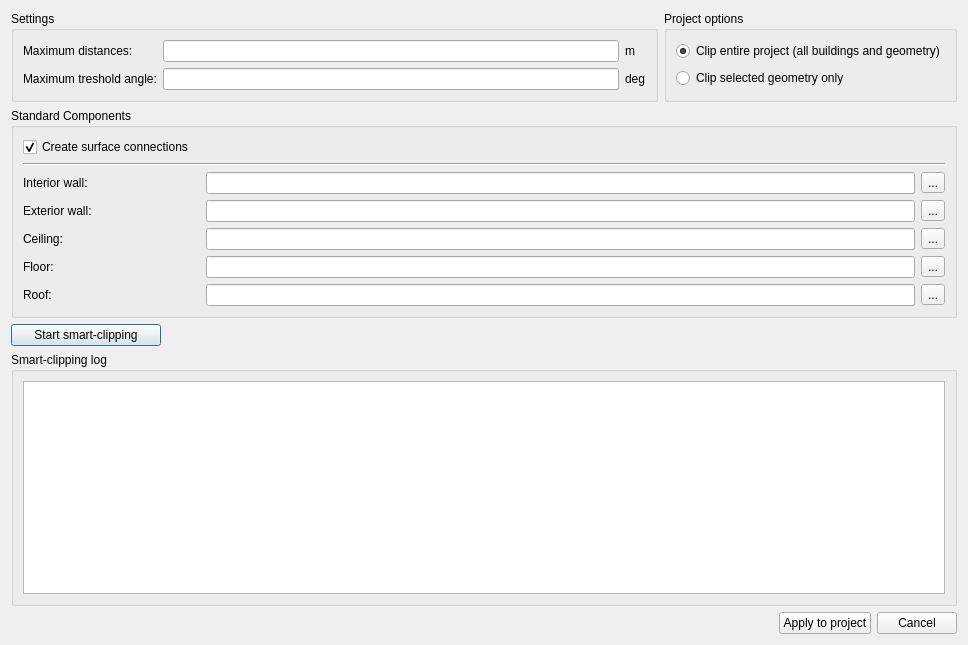
Above: SIM-VICUS/src/SVSmartIntersectionDialog.ui from Brockaaa/SIM-VICUS before the change. Below: the same form after it.
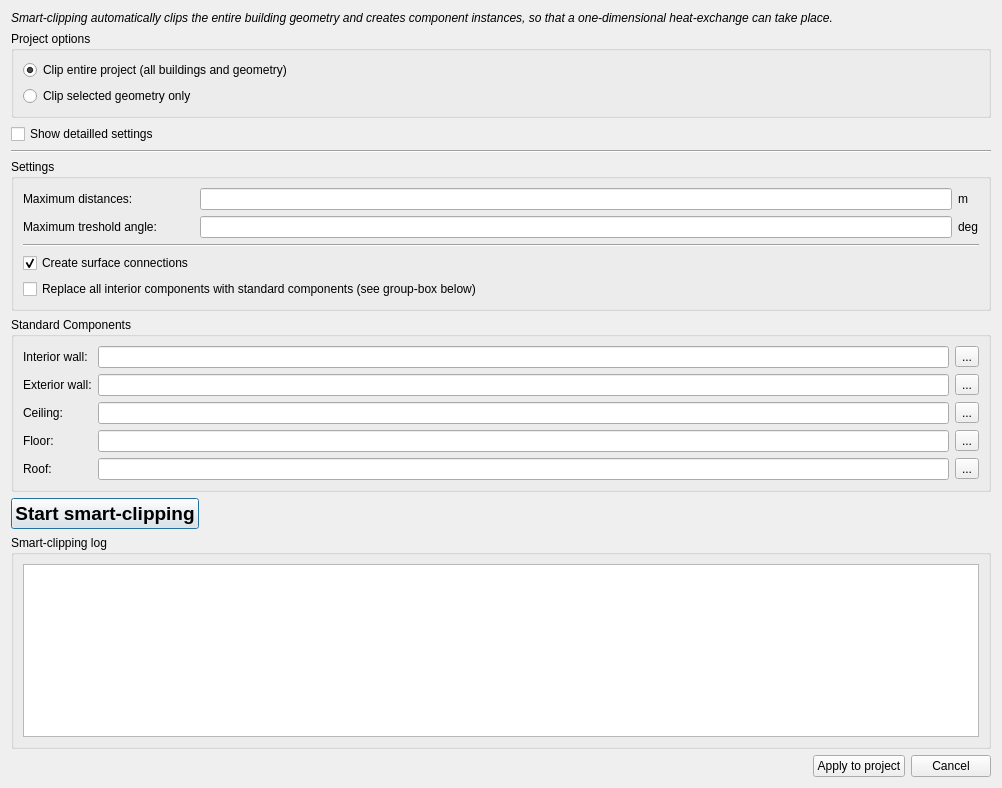
That is the form after the change. Icons and pictures are not drawn. Custom widgets are drawn as their Qt base class.

Commit message:
Merge remote-tracking branch 'origin/master' into feature/Feature-SubNetworkEditDialog
# Conflicts:
#	SIM-VICUS/projects/Qt/SIM-VICUS.pro
#	SIM-VICUS/projects/Qt/debug/qrc_shaders.cpp
#	SIM-VICUS/src/SVDBNetworkControllerEditWidget.cpp
#	SIM-VICUS/src/SVDBSubNetworkEditWidget.cpp
#	SIM-VICUS/src/SVMainWindow.ui
#	externals/Vicus/projects/Qt/Vicus.pro

```diff
--- a/SIM-VICUS/src/SVSmartIntersectionDialog.ui
+++ b/SIM-VICUS/src/SVSmartIntersectionDialog.ui
@@ -6,25 +6,84 @@
    <rect>
     <x>0</x>
     <y>0</y>
-    <width>968</width>
-    <height>645</height>
+    <width>1002</width>
+    <height>788</height>
    </rect>
   </property>
   <property name="windowTitle">
    <string>Smart-clipping settings</string>
   </property>
-  <layout class="QVBoxLayout" name="verticalLayout_2" stretch="0,0,0,1,0">
+  <layout class="QVBoxLayout" name="verticalLayout_2" stretch="0,0,0,0,0,0,0,1,0">
    <item>
-    <layout class="QHBoxLayout" name="horizontalLayout">
+    <widget class="QLabel" name="label_8">
+     <property name="font">
+      <font>
+       <italic>true</italic>
+      </font>
+     </property>
+     <property name="text">
+      <string>Smart-clipping automatically clips the entire building geometry and creates component instances, so that a one-dimensional heat-exchange can take place.</string>
+     </property>
+     <property name="wordWrap">
+      <bool>true</bool>
+     </property>
+    </widget>
+   </item>
      <item>
-      <widget class="QGroupBox" name="groupBoxConnectSurfaces">
+    <widget class="QGroupBox" name="groupBoxProjectSelection">
+     <property name="title">
+      <string>Project options</string>
+     </property>
+     <layout class="QGridLayout" name="gridLayout_3">
+      <item row="0" column="0">
+       <widget class="QRadioButton" name="radioButtonEntireProject">
+        <property name="text">
+         <string>Clip entire project (all buildings and geometry)</string>
+        </property>
+        <property name="checked">
+         <bool>true</bool>
+        </property>
+       </widget>
+      </item>
+      <item row="1" column="0">
+       <widget class="QRadioButton" name="radioButtonSelectedGeometry">
+        <property name="text">
+         <string>Clip selected geometry only</string>
+        </property>
+        <property name="checked">
+         <bool>false</bool>
+        </property>
+       </widget>
+      </item>
+     </layout>
+    </widget>
+   </item>
+   <item>
+    <widget class="QCheckBox" name="checkBoxDetailledSettings">
+     <property name="text">
+      <string>Show detailled settings</string>
+     </property>
+    </widget>
+   </item>
+   <item>
+    <widget class="Line" name="line_2">
+     <property name="orientation">
+      <enum>Qt::Horizontal</enum>
+     </property>
+    </widget>
+   </item>
+   <item>
+    <widget class="QGroupBox" name="groupBoxDetailled">
        <property name="title">
         <string>Settings</string>
        </property>
+     <property name="flat">
+      <bool>true</bool>
+     </property>
+     <property name="checkable">
+      <bool>false</bool>
+     </property>
        <layout class="QGridLayout" name="gridLayout_2">
-        <item row="0" column="1">
-         <widget class="QtExt::ValidatingLineEdit" name="lineEditConnectSurfacesMaxDistance"/>
-        </item>
         <item row="0" column="0">
          <widget class="QLabel" name="label_9">
           <property name="text">
@@ -32,22 +91,8 @@
           </property>
          </widget>
         </item>
-        <item row="1" column="2">
-         <widget class="QLabel" name="label_2">
-          <property name="text">
-           <string>deg</string>
-          </property>
-         </widget>
-        </item>
-        <item row="1" column="1">
-         <widget class="QtExt::ValidatingLineEdit" name="lineEditConnectSurfacesMaxAngle"/>
-        </item>
-        <item row="1" column="0">
-         <widget class="QLabel" name="label_10">
-          <property name="text">
-           <string>Maximum treshold angle:</string>
-          </property>
-         </widget>
+      <item row="0" column="1">
+       <widget class="QtExt::ValidatingLineEdit" name="lineEditConnectSurfacesMaxDistance"/>
         </item>
         <item row="0" column="2">
          <widget class="QLabel" name="label">
@@ -56,88 +101,56 @@
           </property>
          </widget>
         </item>
-       </layout>
-      </widget>
-     </item>
-     <item>
-      <widget class="QGroupBox" name="groupBoxProjectSelection">
-       <property name="title">
-        <string>Project options</string>
-       </property>
-       <layout class="QGridLayout" name="gridLayout_3">
         <item row="1" column="0">
-         <widget class="QRadioButton" name="radioButtonSelectedGeometry">
+       <widget class="QLabel" name="label_10">
           <property name="text">
-           <string>Clip selected geometry only</string>
-          </property>
-          <property name="checked">
-           <bool>false</bool>
+         <string>Maximum treshold angle:</string>
+        </property>
+       </widget>
+      </item>
+      <item row="1" column="1">
+       <widget class="QtExt::ValidatingLineEdit" name="lineEditConnectSurfacesMaxAngle"/>
+      </item>
+      <item row="1" column="2">
+       <widget class="QLabel" name="label_2">
+        <property name="text">
+         <string>deg</string>
           </property>
          </widget>
         </item>
-        <item row="0" column="0">
-         <widget class="QRadioButton" name="radioButtonEntireProject">
+      <item row="2" column="0" colspan="3">
+       <widget class="Line" name="line">
+        <property name="orientation">
+         <enum>Qt::Horizontal</enum>
+        </property>
+       </widget>
+      </item>
+      <item row="3" column="0">
+       <widget class="QCheckBox" name="checkBoxCreateComp">
           <property name="text">
-           <string>Clip entire project (all buildings and geometry)</string>
+         <string>Create surface connections</string>
           </property>
           <property name="checked">
            <bool>true</bool>
           </property>
          </widget>
         </item>
-       </layout>
+      <item row="4" column="0" colspan="3">
+       <widget class="QCheckBox" name="checkBoxReplaceComponentInstances">
+        <property name="text">
+         <string>Replace all interior components with standard components (see group-box below)</string>
+        </property>
       </widget>
      </item>
     </layout>
+    </widget>
    </item>
    <item>
-    <widget class="QGroupBox" name="groupBox">
+    <widget class="QGroupBox" name="groupBoxComponents">
      <property name="title">
       <string>Standard Components</string>
      </property>
-     <layout class="QGridLayout" name="gridLayout" columnstretch="0,0,0,0">
-      <item row="2" column="2">
-       <widget class="QLineEdit" name="lineEditInteriorWallName">
-        <property name="readOnly">
-         <bool>true</bool>
-        </property>
-       </widget>
-      </item>
-      <item row="2" column="0">
-       <widget class="QLabel" name="label_3">
-        <property name="text">
-         <string>Interior wall:</string>
-        </property>
-       </widget>
-      </item>
-      <item row="6" column="2">
-       <widget class="QLineEdit" name="lineEditCeilingName">
-        <property name="readOnly">
-         <bool>true</bool>
-        </property>
-       </widget>
-      </item>
-      <item row="5" column="3">
-       <widget class="QToolButton" name="toolButtonSelectExteriorWall">
-        <property name="text">
-         <string>...</string>
-        </property>
-       </widget>
-      </item>
-      <item row="2" column="3">
-       <widget class="QToolButton" name="toolButtonSelectInteriorWall">
-        <property name="text">
-         <string>...</string>
-        </property>
-       </widget>
-      </item>
-      <item row="6" column="3">
-       <widget class="QToolButton" name="toolButtonSelectCeiling">
-        <property name="text">
-         <string>...</string>
-        </property>
-       </widget>
-      </item>
+     <layout class="QGridLayout" name="gridLayout" columnstretch="0,0,0">
       <item row="6" column="0">
        <widget class="QLabel" name="label_5">
         <property name="text">
@@ -146,37 +159,30 @@
        </widget>
       </item>
       <item row="7" column="2">
-       <widget class="QLineEdit" name="lineEditFloorName">
-        <property name="readOnly">
-         <bool>true</bool>
-        </property>
-       </widget>
-      </item>
-      <item row="7" column="3">
        <widget class="QToolButton" name="toolButtonSelectFloor">
         <property name="text">
          <string>...</string>
         </property>
        </widget>
       </item>
-      <item row="9" column="3">
-       <widget class="QToolButton" name="toolButtonSelectRoof">
+      <item row="6" column="2">
+       <widget class="QToolButton" name="toolButtonSelectCeiling">
         <property name="text">
          <string>...</string>
         </property>
        </widget>
       </item>
-      <item row="9" column="2">
-       <widget class="QLineEdit" name="lineEditRoofName">
+      <item row="5" column="1">
+       <widget class="QLineEdit" name="lineEditExteriorWallName">
         <property name="readOnly">
          <bool>true</bool>
         </property>
        </widget>
       </item>
-      <item row="9" column="0">
-       <widget class="QLabel" name="label_7">
+      <item row="2" column="2">
+       <widget class="QToolButton" name="toolButtonSelectInteriorWall">
         <property name="text">
-         <string>Roof:</string>
+         <string>...</string>
         </property>
        </widget>
       </item>
@@ -187,8 +193,36 @@
         </property>
        </widget>
       </item>
+      <item row="9" column="0">
+       <widget class="QLabel" name="label_7">
+        <property name="text">
+         <string>Roof:</string>
+        </property>
+       </widget>
+      </item>
+      <item row="2" column="0">
+       <widget class="QLabel" name="label_3">
+        <property name="text">
+         <string>Interior wall:</string>
+        </property>
+       </widget>
+      </item>
+      <item row="7" column="1">
+       <widget class="QLineEdit" name="lineEditFloorName">
+        <property name="readOnly">
+         <bool>true</bool>
+        </property>
+       </widget>
+      </item>
       <item row="5" column="2">
-       <widget class="QLineEdit" name="lineEditExteriorWallName">
+       <widget class="QToolButton" name="toolButtonSelectExteriorWall">
+        <property name="text">
+         <string>...</string>
+        </property>
+       </widget>
+      </item>
+      <item row="6" column="1">
+       <widget class="QLineEdit" name="lineEditCeilingName">
         <property name="readOnly">
          <bool>true</bool>
         </property>
@@ -201,20 +235,24 @@
         </property>
        </widget>
       </item>
-      <item row="0" column="0">
-       <widget class="QCheckBox" name="checkBoxCreateComp">
+      <item row="9" column="2">
+       <widget class="QToolButton" name="toolButtonSelectRoof">
         <property name="text">
-         <string>Create surface connections</string>
+         <string>...</string>
         </property>
-        <property name="checked">
+       </widget>
+      </item>
+      <item row="2" column="1">
+       <widget class="QLineEdit" name="lineEditInteriorWallName">
+        <property name="readOnly">
          <bool>true</bool>
         </property>
        </widget>
       </item>
-      <item row="1" column="0" colspan="4">
-       <widget class="Line" name="line">
-        <property name="orientation">
-         <enum>Qt::Horizontal</enum>
+      <item row="9" column="1">
+       <widget class="QLineEdit" name="lineEditRoofName">
+        <property name="readOnly">
+         <bool>true</bool>
         </property>
        </widget>
       </item>
@@ -235,6 +273,12 @@
        <height>0</height>
       </size>
      </property>
+     <property name="font">
+      <font>
+       <pointsize>14</pointsize>
+       <bold>true</bold>
+      </font>
+     </property>
      <property name="text">
       <string>Start smart-clipping</string>
      </property>
```
Lines whose indentation alone changed are shown as unchanged. The commit also changes 507 other files.
